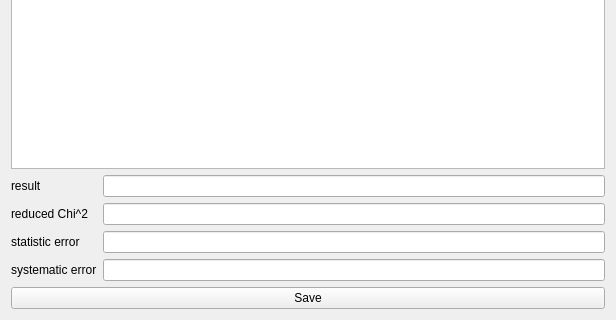
Old version of the form source/Gui/Ui_Averager.ui in the repository lasersphere/Tilda; both pictures show x 0 to 616 and y 169 to 489 of the 616 by 489 pixel window.
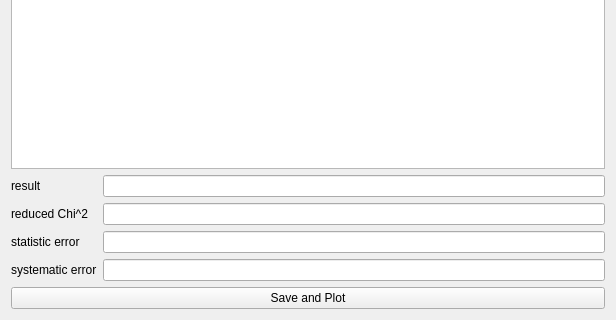
New version of the form.

What changed in the file:
```diff
--- a/source/Gui/Ui_Averager.ui
+++ b/source/Gui/Ui_Averager.ui
@@ -105,7 +105,7 @@
    <item>
     <widget class="QPushButton" name="bsave">
      <property name="text">
-      <string>Save</string>
+      <string>Save and Plot</string>
      </property>
     </widget>
    </item>
```
